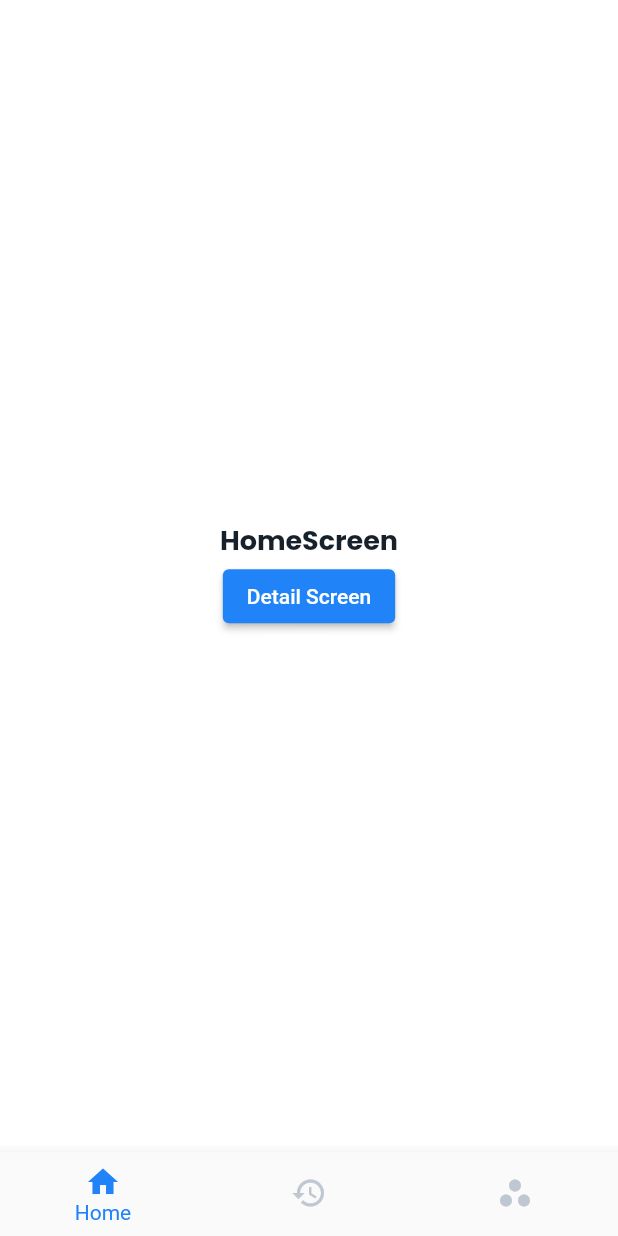
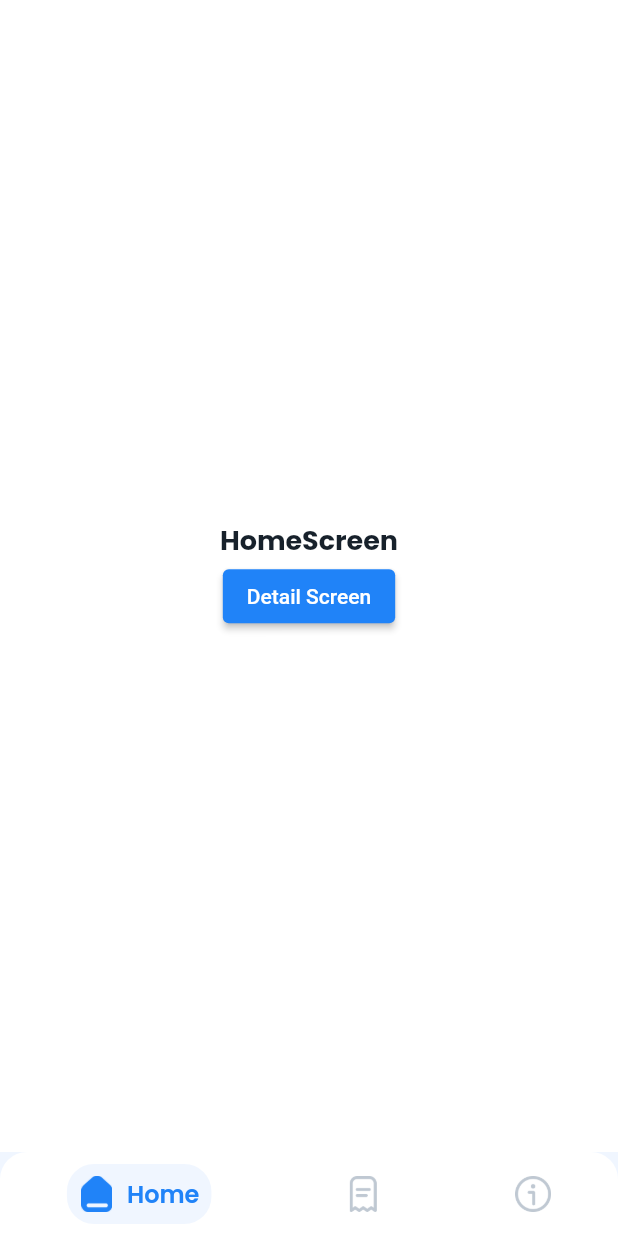
Before and after one commit to jhaaryan597/FitStart, a Flutter app: the screen it shows after launch, on a phone screen of 412 x 824 dp. Run offline on Flutter 3.47's test engine with Material 2 defaults, Android fonts, the light colour scheme and no system bars; our stand-ins replace google_fonts.

Commit message:
custom bottom nav bar

```diff
--- a/lib/main.dart
+++ b/lib/main.dart
@@ -6,16 +6,15 @@
 import 'screen/home_screen.dart';
 
 void main() {
-  runApp(MyApp());
+  runApp(SpodApp());
 }
 
-class MyApp extends StatefulWidget {
-
+class SpodApp extends StatefulWidget {
   @override
-  State<MyApp> createState() => _MyAppState();
+  State<SpodApp> createState() => _SpodAppState();
 }
 
-class _MyAppState extends State<MyApp> {
+class _SpodAppState extends State<SpodApp> {
   int _currentIndex = 0;
   final screens = [
     HomeScreen(),
@@ -32,43 +31,125 @@
         primarySwatch: createMaterialColor(primaryColor),
       ),
       home: Scaffold(
+        backgroundColor: lightBlue100,
         body: screens[_currentIndex],
-        bottomNavigationBar: bottomNavComp(),
+        bottomNavigationBar: CustomBottomNavBar(
+          selectedItemIcon: const [
+            "assets/icons/home_fill.png",
+            "assets/icons/receipt_fill.png",
+            "assets/icons/about_fill.png"
+          ],
+          unselectedItemIcon: const [
+            "assets/icons/home_outlined.png",
+            "assets/icons/receipt_outlined.png",
+            "assets/icons/about_outlined.png"
+          ],
+          label: const[
+            "Home",
+            "Transactions",
+            "About"
+          ],
+          onChange: (val) {
+            setState(() {
+              _currentIndex = val;
+            });
+          },
+        ),
+      ),
+    );
+  }
+}
+
+class CustomBottomNavBar extends StatefulWidget {
+  final int defaultSelectedIndex;
+  final List<String> selectedItemIcon;
+  final List<String> unselectedItemIcon;
+  final List<String> label;
+  final Function(int) onChange;
+
+  const CustomBottomNavBar(
+      {this.defaultSelectedIndex = 0,
+      required this.selectedItemIcon,
+      required this.unselectedItemIcon,
+      required this.label,
+      required this.onChange});
+
+  @override
+  State<CustomBottomNavBar> createState() => _CustomBottomNavBarState();
+}
+
+class _CustomBottomNavBarState extends State<CustomBottomNavBar> {
+  int _selectedIndex = 0;
+  List<String> _selectedItemIcon = [];
+  List<String> _unselectedItemIcon = [];
+  List<String> _label = [];
+
+  @override
+  void initState() {
+    super.initState();
+    _selectedIndex = widget.defaultSelectedIndex;
+    _selectedItemIcon = widget.selectedItemIcon;
+    _unselectedItemIcon = widget.unselectedItemIcon;
+    _label = widget.label;
+  }
+
+  @override
+  Widget build(BuildContext context) {
+    List<Widget> _navBarItems = [];
+
+    for (int i = 0; i < 3; i++) {
+      _navBarItems.add(
+          bottomNavBarItem(_selectedItemIcon[i], _unselectedItemIcon[i], _label[i], i));
+    }
+    return Container(
+      decoration: const BoxDecoration(
+          color: colorWhite,
+          borderRadius: BorderRadius.vertical(top: Radius.circular(18))),
+      child: Row(
+        mainAxisAlignment: MainAxisAlignment.spaceAround,
+        children: _navBarItems,
       ),
     );
   }
 
-  Widget bottomNavComp(){
-    return BottomNavigationBar(
-      currentIndex: _currentIndex,
-      selectedItemColor: primaryColor,
-      unselectedItemColor: lightBlue400,
-      showUnselectedLabels: false,
-      showSelectedLabels: true,
-      type: BottomNavigationBarType.fixed,
-      onTap: (value){
+  Widget bottomNavBarItem(activeIcon, inactiveIcon, label, index) {
+    return GestureDetector(
+      onTap: () {
+        widget.onChange(index);
         setState(() {
-          _currentIndex = value;
+          _selectedIndex = index;
         });
       },
-
-      items: [
-        BottomNavigationBarItem(
-            icon: Icon(Icons.home),
-            label: "Home"),
-        BottomNavigationBarItem(
-            icon: Icon(Icons.history),
-            label: "History"),
-        BottomNavigationBarItem(
-            icon: Icon(Icons.workspaces_filled),
-            label: "About"),
-      ],
-    );
-  }
-
-  Widget bottomNavBarItem(){
-    return Container(
-
+      child: Container(
+        padding: const EdgeInsets.all(8),
+        child: _selectedIndex == index
+            ? Container(
+          padding: const EdgeInsets.all(8.0),
+          decoration: BoxDecoration(
+            color: lightBlue100,
+            borderRadius: BorderRadius.circular(18)
+          ),
+              child: Row(
+                crossAxisAlignment: CrossAxisAlignment.center,
+                  children: [
+                    Image.asset(
+                      activeIcon,
+                      width: 24,
+                      height: 24,
+                      color: primaryColor,
+                    ),
+                    const SizedBox(width: 8,),
+                    Text(label, style: bottomNavTextStyle.copyWith(color: primaryColor),)
+                  ],
+                ),
+            )
+            : Image.asset(
+                inactiveIcon,
+                width: 24,
+                height: 24,
+                color: lightBlue400,
+              ),
+      ),
     );
   }
 }
--- a/lib/theme.dart
+++ b/lib/theme.dart
@@ -10,16 +10,10 @@ const Color darkBlue300 = Color(0xff526983);
 const Color darkBlue700 = Color(0xff17212B);
 
 TextStyle titleTextStyle = GoogleFonts.poppins(
-  fontSize: 18,
-  fontWeight: FontWeight.w700,
-  color: darkBlue700
-);
+    fontSize: 18, fontWeight: FontWeight.w700, color: darkBlue700);
 
 TextStyle subTitleTextStyle = GoogleFonts.poppins(
-  fontSize: 16,
-  fontWeight: FontWeight.w500,
-    color: darkBlue700
-);
+    fontSize: 16, fontWeight: FontWeight.w500, color: darkBlue700);
 
 TextStyle descTextStyle = GoogleFonts.poppins(
     fontSize: 14, fontWeight: FontWeight.w400, color: darkBlue300);
@@ -28,11 +22,16 @@ TextStyle addressTextStyle = GoogleFonts.poppins(
     fontSize: 14, fontWeight: FontWeight.w400, color: darkBlue300);
 
 TextStyle facilityTextStyle = GoogleFonts.poppins(
-    fontSize: 10, fontWeight: FontWeight.w500, color: darkBlue300);
+    fontSize: 13, fontWeight: FontWeight.w500, color: darkBlue300);
 
 TextStyle priceTextStyle = GoogleFonts.poppins(
     fontSize: 16, fontWeight: FontWeight.w700, color: darkBlue700);
 
+TextStyle buttonTextStyle = GoogleFonts.poppins(
+    fontSize: 16, fontWeight: FontWeight.w600, color: colorWhite);
+
+TextStyle bottomNavTextStyle = GoogleFonts.poppins(
+    fontSize: 16, fontWeight: FontWeight.w600, color: darkBlue700);
 
 MaterialColor createMaterialColor(Color color) {
   List strengths = <double>[.05];
```
Also changed, not shown: assets/icons/about_fill.png (added), assets/icons/about_outlined.png (added), assets/icons/home_fill.png, assets/icons/home_outlined.png, assets/icons/receipt_fill.png (added), assets/icons/receipt_outlined.png (added).
